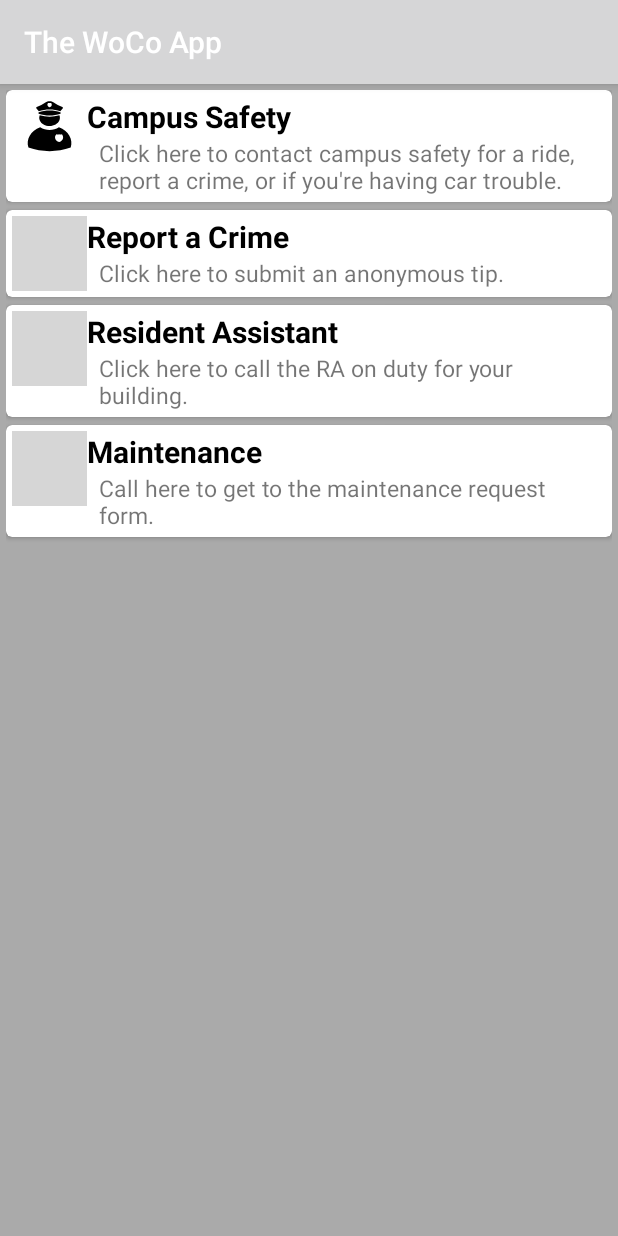
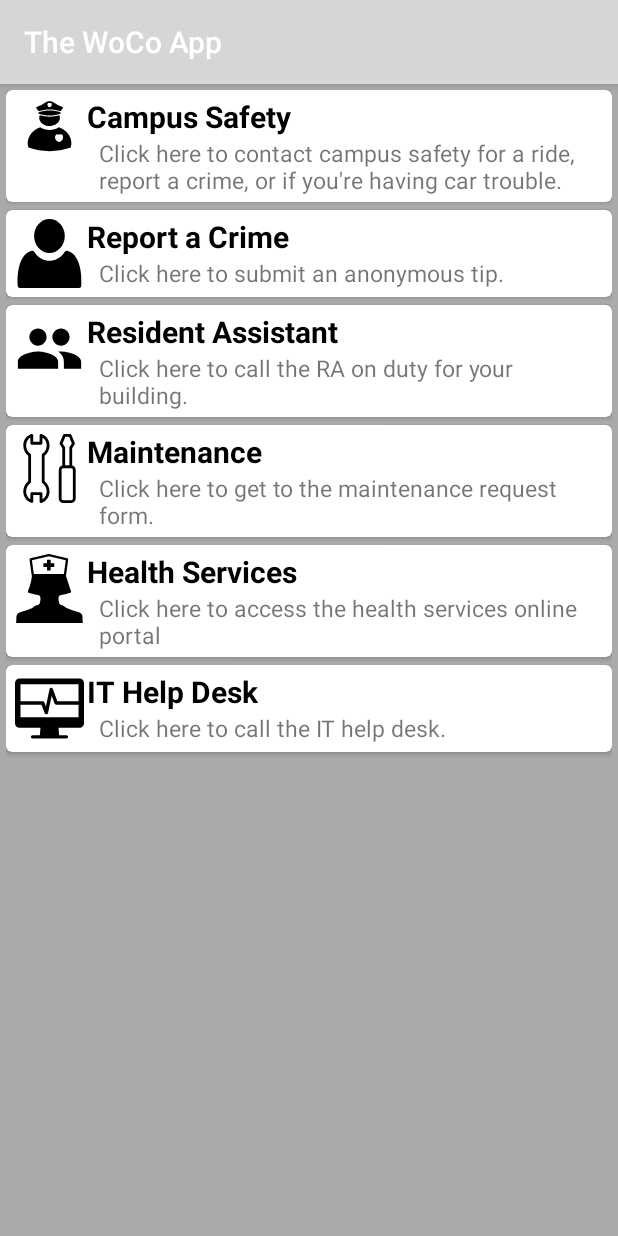
Before and after one commit to sykesda/wocoapp, an Android app: the call_emergency_golf screen opened directly, with no data from a screen before it, on a phone screen of 412 x 824 dp. Run offline under Robolectric (Android 15) with nearby library versions, the phone set to English and light mode, and no system bars; grey boxes are pictures that could not be loaded.

Commit message:
Add a menu button that allows a student to add a daily announcement.

```diff
--- a/app/src/main/AndroidManifest.xml
+++ b/app/src/main/AndroidManifest.xml
@@ -51,6 +51,7 @@
         <activity android:name=".class_schedule" />
         <activity android:name=".settings" />
         <activity android:name=".terrier_bucks" />
+        <activity android:name=".ResidentAssistant" />
         <activity
             android:name=".daily_announcements"
             android:label="Announcements and Events" />
--- a/app/src/main/java/edu/wofford/sykesda/wocoapptest/call_emergency_golf.java
+++ b/app/src/main/java/edu/wofford/sykesda/wocoapptest/call_emergency_golf.java
@@ -11,7 +11,6 @@ import android.support.v4.content.ContextCompat;
 import android.support.v7.app.AppCompatActivity;
 import android.support.v7.widget.LinearLayoutManager;
 import android.support.v7.widget.RecyclerView;
-import android.util.Log;
 
 import java.util.ArrayList;
 
@@ -33,7 +32,9 @@ public class call_emergency_golf extends AppCompatActivity {
         exampleList.add(new ExampleItem(R.drawable.ic_campus_safety, "Campus Safety", "Click here to contact campus safety for a ride, report a crime, or if you're having car trouble."));
         exampleList.add(new ExampleItem(R.drawable.ic_anonymous_tip, "Report a Crime", "Click here to submit an anonymous tip."));
         exampleList.add(new ExampleItem(R.drawable.ic_resident_assistants, "Resident Assistant", "Click here to call the RA on duty for your building."));
-        exampleList.add(new ExampleItem(R.drawable.ic_maintenance, "Maintenance", "Call here to get to the maintenance request form."));
+        exampleList.add(new ExampleItem(R.drawable.ic_maintenance, "Maintenance", "Click here to get to the maintenance request form."));
+        exampleList.add(new ExampleItem(R.drawable.ic_nurse, "Health Services", "Click here to access the health services online portal"));
+        exampleList.add(new ExampleItem(R.drawable.ic_technology, "IT Help Desk", "Click here to call the IT help desk."));
 
         final ExampleItem golf_cart = exampleList.get(0);
         ExampleItem campus_safety = exampleList.get(1);
@@ -51,6 +52,15 @@ public class call_emergency_golf extends AppCompatActivity {
             @Override
             public void onItemClick(int position) {
                 ExampleItem thing = exampleList.get(position);
+                if (position == 5){
+                    //TODO
+                }
+                if (position == 4){
+                    String url = "https://wofford.medicatconnect.com/home.aspx";
+                    Intent health_services = new Intent(Intent.ACTION_VIEW);
+                    health_services.setData(Uri.parse(url));
+                    startActivity(health_services);
+                }
                 if(position == 3){
                     String url = "http://fixit.wofford.edu/";
                     Intent maintenance = new Intent(Intent.ACTION_VIEW);
--- /dev/null
+++ b/app/src/main/res/drawable/ic_anonymous_tip.xml
@@ -0,0 +1,5 @@
+<vector android:height="24dp" android:viewportHeight="95.926"
+    android:viewportWidth="95.926" android:width="24dp" xmlns:android="http://schemas.android.com/apk/res/android">
+    <path android:fillColor="#FF000000" android:pathData="M47.89,47.22c11.77,0 21.34,-10.59 21.34,-23.61S59.66,0 47.89,0C36.13,0 26.55,10.59 26.55,23.61C26.55,36.63 36.13,47.22 47.89,47.22z"/>
+    <path android:fillColor="#FF000000" android:pathData="M72.48,44.12c-1.24,-0.27 -2.52,0.27 -3.19,1.36C61.65,57.85 49.34,58.2 47.96,58.2s-13.69,-0.36 -21.32,-12.72c-0.67,-1.09 -1.95,-1.63 -3.2,-1.35C6.87,47.78 2.5,72.8 3.79,93.11c0.1,1.58 1.41,2.81 2.99,2.81h82.36c1.58,0 2.89,-1.23 2.99,-2.81C93.43,72.78 89.06,47.74 72.48,44.12z"/>
+</vector>
--- /dev/null
+++ b/app/src/main/res/drawable/ic_maintenance.xml
@@ -0,0 +1,5 @@
+<vector android:height="24dp" android:viewportHeight="490.0"
+    android:viewportWidth="490.0" android:width="24dp" xmlns:android="http://schemas.android.com/apk/res/android">
+    <path android:fillColor="#FF000000" android:pathData="M245.1,81.2c0,-37.1 -23.6,-70.3 -57.4,-80.7c-3,-0.9 -6.3,-0.4 -8.9,1.5c-2.6,1.9 -4.1,4.9 -4.1,8.1v45.8h-45.5l-0,-45.8c0,-3.2 -1.5,-6.2 -4.1,-8.1c-2.6,-1.9 -5.9,-2.5 -8.9,-1.5C82.5,10.9 58.9,44.1 58.9,81.2c0,28.3 13,55.2 35.1,72.8v181.7c-22,17.6 -35.1,44.4 -35.1,72.8c0,37.1 23.6,69.3 57.4,79.7c3,0.9 6.3,1.4 8.9,-0.5c2.6,-1.9 4.1,-4.9 4.1,-8.1v-45.8h45.5v45.8c0,3.2 1.5,6.1 4.1,8.1c2.5,2 6.3,2.3 8.9,1.5c33.8,-10.3 57.4,-43.5 57.4,-80.7c0,-28.3 -13,-55.2 -35.1,-72.8V154C232.1,136.4 245.1,109.6 245.1,81.2zM194.3,348.8c19.3,13.7 30.8,36 30.8,59.6c0,23.3 -11.9,44.5 -30.3,55.6v-40.4c0,-5.5 -4.5,-10 -10,-10h-65.5c-5.5,0 -10,4.5 -10,10v40.4c-18.3,-11.2 -30.3,-32.4 -30.3,-55.6c0,-23.6 11.5,-45.9 30.8,-59.6c2.7,-1.9 4.2,-4.9 4.2,-8.2V149c0,-3.2 -1.6,-6.3 -4.2,-8.2c-19.3,-13.7 -30.8,-36 -30.8,-59.6c0,-23.3 11.9,-44.5 30.3,-55.6l0,40.4c0,5.5 4.5,10 10,10h65.5c5.5,0 10,-4.5 10,-10V25.6c18.3,11.2 30.3,32.4 30.3,55.6c0,23.6 -11.5,45.9 -30.8,59.6c-2.7,1.9 -4.2,4.9 -4.2,8.2v191.7C190,343.9 191.6,347 194.3,348.8z"/>
+    <path android:fillColor="#FF000000" android:pathData="M406,223.4V101.2l17.5,-28.2c1.7,-2.8 2,-6.2 0.7,-9.2l-24.1,-57.7C398.6,2.4 395,0 391,0h-40.1c-4,0 -7.7,2.4 -9.3,6.2l-24.1,57.7c-1.2,3 -1,6.4 0.7,9.2l17.5,28.2v122.2c-14.3,3.2 -25.1,16 -25.1,31.3v203.2c0,17.7 14.4,32.1 32.1,32.1h56.2c17.7,0 32.1,-14.4 32.1,-32.1V254.7C431.1,239.4 420.3,226.6 406,223.4zM357.5,20.1h26.8l19.5,46.7l-16.3,26.2c-1,1.6 -1.5,3.4 -1.5,5.3v124.3h-30.1V98.3c0,-1.9 -0.5,-3.7 -1.5,-5.3l-16.3,-26.2L357.5,20.1zM411,457.9c0,6.6 -5.4,12 -12,12h-56.2c-6.6,0 -12,-5.4 -12,-12V254.7c0,-6.6 5.4,-12 12,-12h56.2c6.6,0 12,5.4 12,12V457.9z"/>
+</vector>
--- /dev/null
+++ b/app/src/main/res/drawable/ic_nurse.xml
@@ -0,0 +1,5 @@
+<vector android:height="24dp" android:viewportHeight="50.0"
+    android:viewportWidth="50.0" android:width="24dp" xmlns:android="http://schemas.android.com/apk/res/android">
+    <path android:fillColor="#FF000000" android:pathData="M45.76,42.1c-2.85,-0.91 -5.65,-1.95 -8.42,-3.04c-0.79,-0.31 -1.38,-0.98 -2.09,-1.45c-0.31,-0.21 -0.7,-0.4 -1.08,-0.45c-1.28,-0.17 -1.85,-0.56 -2.16,-1.65c-0.4,-1.43 -0.68,-2.86 -0.34,-4.35c0.15,-0.65 0.43,-1.07 1.16,-1.31c1.53,-0.52 5.3,-1.09 6.81,-1.63c1.12,-0.41 1.2,-0.75 0.79,-1.75c-1.03,-2.52 -2.15,-7.05 -3.55,-10.74c0.06,-0.09 0.1,-0.2 0.12,-0.31l1.55,-11.36c0.06,-0.42 -0.22,-0.82 -0.63,-0.92L24.72,0.02c-0.13,-0.03 -0.26,-0.03 -0.38,0L11.15,3.12c-0.42,0.1 -0.69,0.5 -0.63,0.92l1.55,11.36c0.02,0.17 0.11,0.33 0.22,0.45c-0.06,0.28 -0.12,0.57 -0.15,0.85c-0.32,3.38 -1.28,6.59 -2.58,9.75c-0.41,1 -0.34,1.34 0.79,1.75c1.51,0.55 5.28,1.12 6.81,1.63c0.74,0.24 1.01,0.65 1.16,1.31c0.35,1.49 0.06,2.91 -0.34,4.35c-0.31,1.09 -0.87,1.48 -2.16,1.65c-0.38,0.05 -0.76,0.25 -1.07,0.45c-0.71,0.47 -1.3,1.15 -2.09,1.45c-2.77,1.09 -5.57,2.13 -8.43,3.04c-4.39,1.39 -2.74,3.81 -3.45,7.9c9.57,0 14.6,0 24.17,0c0.02,0 0.04,0 0.06,0c9.57,0 14.6,0 24.17,0C48.49,45.91 50.14,43.49 45.76,42.1zM24.53,1.68L36.79,4.57l-1.35,9.9H13.62L12.27,4.57L24.53,1.68z"/>
+    <path android:fillColor="#FF000000" android:pathData="M23.22,12.01l2.62,0l0,-2.63l2.63,0l0,-2.62l-2.63,0l0,-2.63l-2.62,0l0,2.63l-2.63,0l0,2.62l2.63,0z"/>
+</vector>
--- /dev/null
+++ b/app/src/main/res/drawable/ic_resident_assistants.xml
@@ -0,0 +1,9 @@
+<vector xmlns:android="http://schemas.android.com/apk/res/android"
+        android:width="24dp"
+        android:height="24dp"
+        android:viewportWidth="24.0"
+        android:viewportHeight="24.0">
+    <path
+        android:fillColor="#FF000000"
+        android:pathData="M16,11c1.66,0 2.99,-1.34 2.99,-3S17.66,5 16,5c-1.66,0 -3,1.34 -3,3s1.34,3 3,3zM8,11c1.66,0 2.99,-1.34 2.99,-3S9.66,5 8,5C6.34,5 5,6.34 5,8s1.34,3 3,3zM8,13c-2.33,0 -7,1.17 -7,3.5L1,19h14v-2.5c0,-2.33 -4.67,-3.5 -7,-3.5zM16,13c-0.29,0 -0.62,0.02 -0.97,0.05 1.16,0.84 1.97,1.97 1.97,3.45L17,19h6v-2.5c0,-2.33 -4.67,-3.5 -7,-3.5z"/>
+</vector>
--- /dev/null
+++ b/app/src/main/res/drawable/ic_technology.xml
@@ -0,0 +1,4 @@
+<vector android:height="24dp" android:viewportHeight="199.213"
+    android:viewportWidth="199.213" android:width="24dp" xmlns:android="http://schemas.android.com/apk/res/android">
+    <path android:fillColor="#FF000000" android:pathData="M186.1,12.69H13.11C5.88,12.69 0,18.57 0,25.8v116.17c0,7.23 5.88,13.11 13.11,13.11h60.42l-1.68,21.44H50.81c-2.76,0 -5,2.24 -5,5s2.24,5 5,5h25.67h46.25c0.01,0 0.01,0 0.02,0h25.65c2.76,0 5,-2.24 5,-5s-2.24,-5 -5,-5h-21.04l-1.68,-21.44H186.1c7.23,0 13.11,-5.88 13.11,-13.11V25.8C199.21,18.57 193.33,12.69 186.1,12.69zM15.86,88.61h60.6l9.44,24.64c0.75,1.95 2.61,3.21 4.67,3.21c0.13,0 0.26,-0 0.4,-0.02c2.21,-0.18 4.04,-1.79 4.5,-3.96l10.43,-49.67l8.32,22.53c0.73,1.96 2.6,3.27 4.69,3.27h64.46v36.14h-167.5V88.61zM122.38,78.61l-13.13,-35.55c-0.77,-2.09 -2.84,-3.42 -5.06,-3.26c-2.22,0.16 -4.07,1.78 -4.53,3.96L89.16,93.81l-4.59,-11.99c-0.74,-1.93 -2.6,-3.21 -4.67,-3.21h-64.04V29.77h167.5v48.83H122.38z"/>
+</vector>
--- a/app/src/main/res/menu/title_bar_menu.xml
+++ b/app/src/main/res/menu/title_bar_menu.xml
@@ -10,4 +10,10 @@
         android:title="@string/action_tag"
         app:showAsAction="ifRoom"/>
 
+    <item
+        android:id="@+id/submit_announcement"
+        android:icon="@drawable/add_announcement"
+        android:title="@string/action_add_announcement"
+        app:showAsAction="ifRoom"/>
+
 </menu>
--- a/app/src/main/res/values/strings.xml
+++ b/app/src/main/res/values/strings.xml
@@ -17,5 +17,6 @@
 
 
     <string name="action_tag">Tags</string>
+    <string name="action_add_announcement">Add Announcement</string>
 
 </resources>
```
Also changed, not shown: app/src/main/java/edu/wofford/sykesda/wocoapptest/ResidentAssistant.java (+2 -5 lines), app/src/main/java/edu/wofford/sykesda/wocoapptest/daily_announcements.java (+27 -9 lines), app/src/main/res/layout/activity_daily_announcements.xml (+23 -2 lines), app/src/main/res/layout/activity_resident_assistant.xml (added, +18 -0 lines), app/src/main/res/drawable/add_announcement.png (added).
